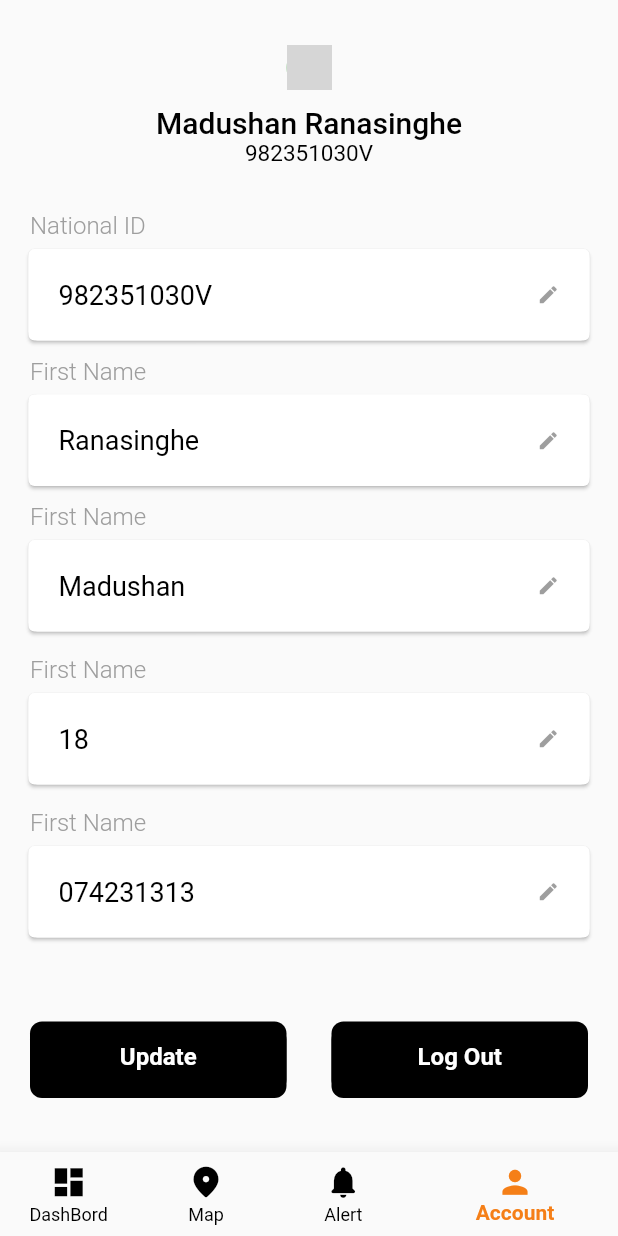
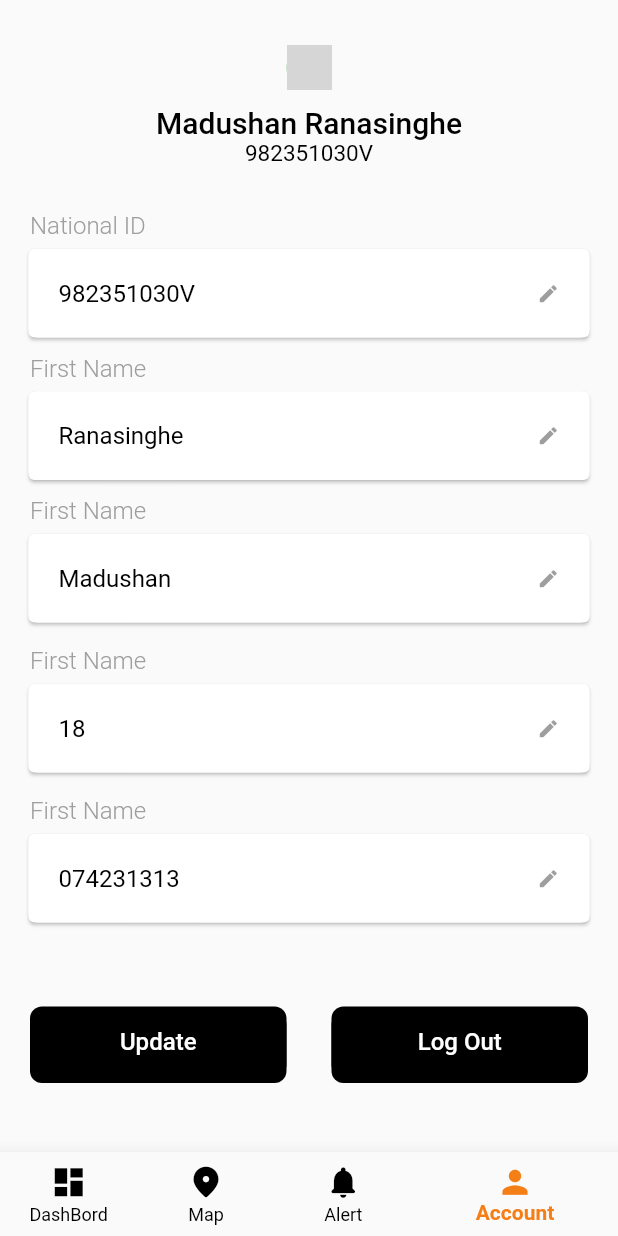
Before and after one commit to Madushan98/TrackMate-mobile, a Flutter app: the HomePage screen opened by its route, item 4 of the bottom bar chosen, on a phone screen of 412 x 824 dp. Run offline on Flutter 3.47's test engine with Material 2 defaults, Android fonts, the phone set to English and light mode, and no system bars; our stand-ins replace flutter_neumorphic, get, google_fonts; network calls fail; Roboto replaces fonts that are missing (Manrope); statements that could not run were skipped; grey boxes are pictures that could not be loaded.

Commit message:
feat(Account): account screen updated

```diff
--- a/lib/screens/home/Pages/account_screen.dart
+++ b/lib/screens/home/Pages/account_screen.dart
@@ -167,7 +167,7 @@ class _AccountScreenState extends State<AccountScreen> {
                                   color: Colors.white,
                                   fontSize: 16,
                                   fontFamily: "Manrope",
-                                  fontWeight: FontWeight.w700,
+                                  fontWeight: FontWeight.w500,
                                 ),
                               ),
                             ],
@@ -204,7 +204,7 @@ class _AccountScreenState extends State<AccountScreen> {
                                   color: Colors.white,
                                   fontSize: 16,
                                   fontFamily: "Manrope",
-                                  fontWeight: FontWeight.w700,
+                                  fontWeight: FontWeight.w500,
                                 ),
                               ),
                             ],
--- a/lib/widgets/CustomFormField.dart
+++ b/lib/widgets/CustomFormField.dart
@@ -74,7 +74,7 @@ class FormFieldWidget extends StatelessWidget {
                           style: TextStyle(
                               color: Colors.black,
                               fontWeight: FontWeight.w400,
-                              fontSize: 18),
+                              fontSize: 16),
                         ),
                       ),
                     ),
@@ -92,7 +92,7 @@ class FormFieldWidget extends StatelessWidget {
                       style: TextStyle(
                           color: Colors.black,
                           fontWeight: FontWeight.w400,
-                          fontSize: 18),
+                          fontSize: 16),
                     ),
                   ),
                   Expanded(
```
